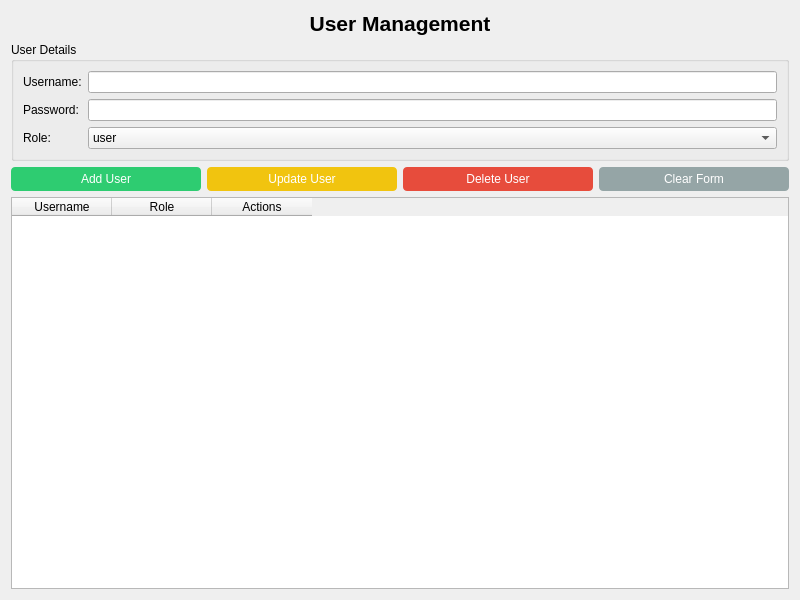
Above: usermanagement.ui from sanjayvanan/Xtend-Voice_Logger before the change. Below: the same form after it.
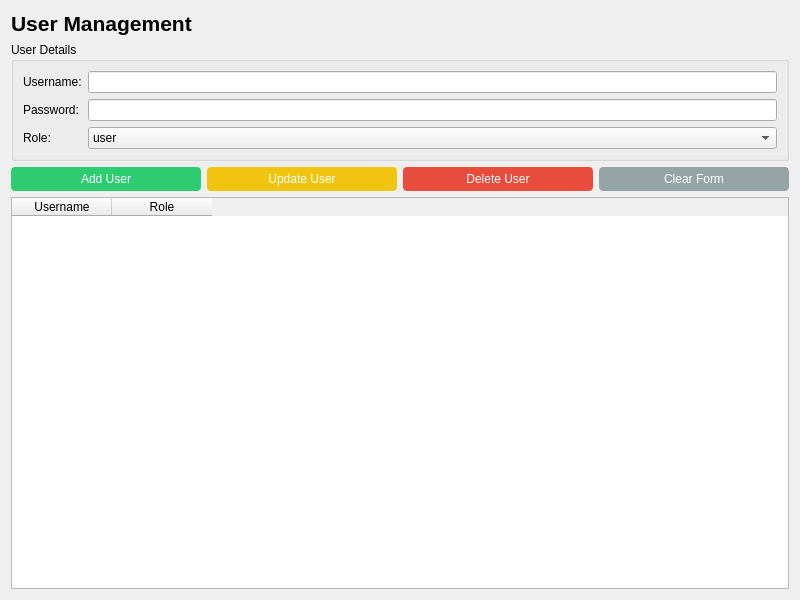
That is the form after the change.

What changed in the file:
```diff
--- a/usermanagement.ui
+++ b/usermanagement.ui
@@ -26,7 +26,13 @@
       <string>User Management</string>
      </property>
      <property name="alignment">
-      <set>Qt::AlignCenter</set>
+      <set>Qt::AlignLeft</set>
+     </property>
+     <property name="margin">
+      <number>0</number>
+     </property>
+     <property name="class" stdset="0">
+      <string>page-title</string>
      </property>
     </widget>
    </item>
@@ -190,11 +196,6 @@
        <string>Role</string>
       </property>
      </column>
-     <column>
-      <property name="text">
-       <string>Actions</string>
-      </property>
-     </column>
     </widget>
    </item>
   </layout>
```
